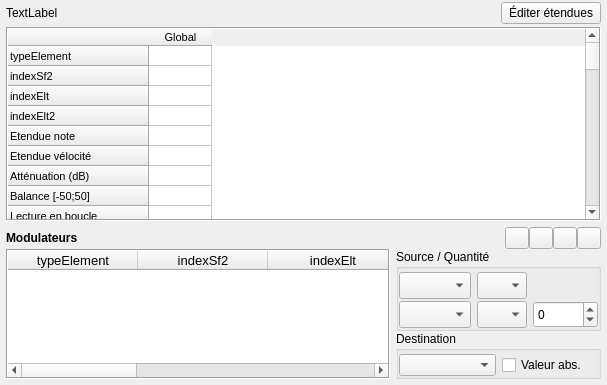
davy7125/polyphone, file trunk/pages/page_inst.ui: the form before one commit.
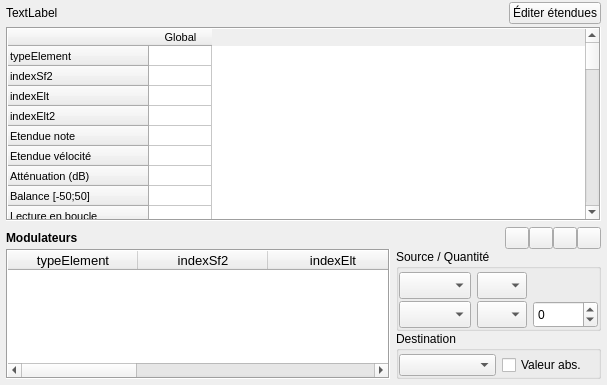
The form after the commit. Icons and pictures are not drawn. Custom widgets are drawn as their Qt base class.

Diff of the .ui file:
```diff
--- a/trunk/pages/page_inst.ui
+++ b/trunk/pages/page_inst.ui
@@ -100,13 +100,20 @@
        </widget>
       </item>
       <item>
-       <widget class="QPushButton" name="pushRangeMode">
-        <property name="maximumSize">
+       <spacer name="horizontalSpacer_2">
+        <property name="orientation">
+         <enum>Qt::Horizontal</enum>
+        </property>
+        <property name="sizeHint" stdset="0">
          <size>
-          <width>100</width>
-          <height>16777215</height>
+          <width>40</width>
+          <height>20</height>
          </size>
         </property>
+       </spacer>
+      </item>
+      <item>
+       <widget class="QPushButton" name="pushRangeMode">
         <property name="focusPolicy">
          <enum>Qt::NoFocus</enum>
         </property>
```
